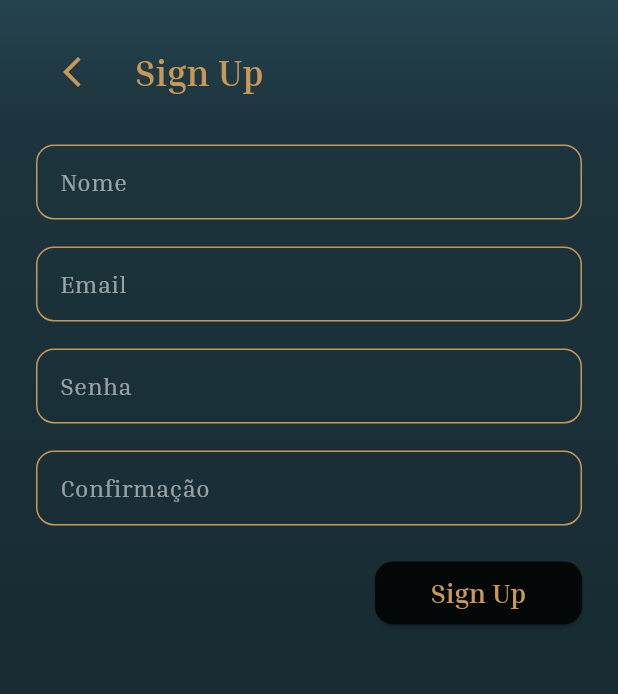
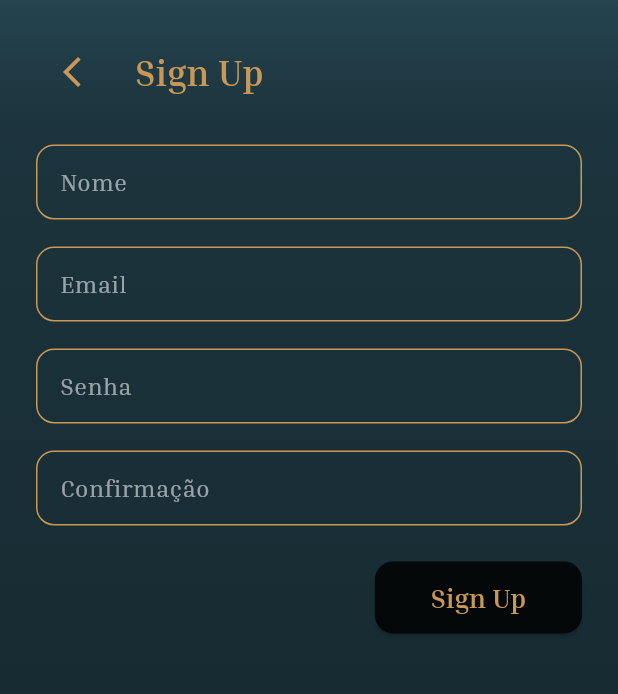
Before and after one commit to 8FTG8/Cardapio_Flutter, a Flutter app: the screen it shows after launch, after a tap on "Sign Up", on a phone screen of 412 x 824 dp, the part 494-1188 px from its top. Run offline on Flutter 3.47's test engine with Material 3 defaults, Android fonts, the light colour scheme and no system bars; our stand-ins replace device_preview.

Commit message:
adicionei componentizações

```diff
--- a/lib/pages/login_page.dart
+++ b/lib/pages/login_page.dart
@@ -30,7 +30,6 @@ class _LoginPageState extends State<LoginPage> {
 
     // Se todos os requisitos forem atendidos, login bem-sucedido
     showSuccessMessage("Login realizado com sucesso!");
-    // Navegar para a página principal ou de menu após login
     Navigator.pushNamed(context, 'MenuPage');
   }
 
@@ -146,8 +145,7 @@ class _LoginPageState extends State<LoginPage> {
                     },
                     child: const Align(
                       alignment: Alignment.centerLeft,
-                      child: Text(
-                        'Esqueceu a senha?',
+                      child: Text('Esqueceu a senha?',
                         style: TextStyle(
                           fontFamily: 'InriaSerif',
                           fontSize: 14,
--- a/lib/pages/rating_page.dart
+++ b/lib/pages/rating_page.dart
@@ -70,6 +70,7 @@ class _RatingPageState extends State<RatingPage> {
             mainAxisAlignment: MainAxisAlignment.center, // Alinhamento vertical
             crossAxisAlignment: CrossAxisAlignment.center, // Alinhamento horizontal
             children: [
+
               // AVALIE NOSSO SERVIÇO
               const SizedBox(height: 42),
               const Text(
--- a/lib/pages/signup_page.dart
+++ b/lib/pages/signup_page.dart
@@ -1,5 +1,7 @@
+import 'package:app_flutter/widgets/elevated_button_1.dart';
 import 'package:flutter/material.dart';
 import 'package:app_flutter/widgets/gradient_background.dart';
+import 'package:app_flutter/widgets/text_field.dart';
 
 // Lista global para armazenar usuários cadastrados
 List<Map<String, String>> registeredUsers = [];
@@ -95,39 +97,6 @@ class _SignUpPageState extends State<SignUpPage> {
     );
   }
 
-  Widget customTextField(TextEditingController controller, String labelText, String hintText, bool obscureText) {
-    return Padding(
-      padding: const EdgeInsets.symmetric(horizontal: 24.0),
-      child: SizedBox(
-        height: 50,
-        child: TextField(
-          controller: controller,
-          obscureText: obscureText,
-          decoration: InputDecoration(
-            labelText: labelText,
-            labelStyle: const TextStyle(color: Color(0x8FFFFFFF)),
-            border: const OutlineInputBorder(),
-            hintText: hintText,
-            hintStyle: const TextStyle(color: Color(0xFFFFFFFF)),
-            focusedBorder: OutlineInputBorder(
-              borderSide: const BorderSide(
-                color: Color(0xFFC99856),
-              ),
-            ),
-            enabledBorder: OutlineInputBorder(
-              borderSide: const BorderSide(color: Color(0xFFC99856)),
-              borderRadius: BorderRadius.circular(12),
-            ),
-          ),
-          style: const TextStyle(
-            color: Color(0xFFFFFFFF),
-            fontSize: 18,
-          ),
-        ),
-      ),
-    );
-  }
-
   @override
   Widget build(BuildContext context) {
     final screenWidth = MediaQuery.of(context).size.width;
@@ -141,8 +110,7 @@ class _SignUpPageState extends State<SignUpPage> {
               mainAxisAlignment: MainAxisAlignment.center,
               crossAxisAlignment: CrossAxisAlignment.center,
               children: [
-                Image.asset(
-                  'assets/images/logo.png',
+                Image.asset('assets/images/logo.png',
                   width: screenWidth,
                   height: screenHeight * 0.4,
                   fit: BoxFit.cover,
@@ -159,8 +127,7 @@ class _SignUpPageState extends State<SignUpPage> {
                           Icons.arrow_back_ios_new,
                           color: Color(0xFFC99856),
                         ),
-                        onPressed: () {
-                          Navigator.pushNamed(context, 'StartPage');
+                        onPressed: () {Navigator.pushNamed(context, 'StartPage');
                         },
                       ),
                       const SizedBox(width: 18),
@@ -177,16 +144,16 @@ class _SignUpPageState extends State<SignUpPage> {
                 ),
 
                 const SizedBox(height: 24),
-                customTextField(nameController, 'Nome', 'Informe seu nome', false),
+                CustomTextField(controller: nameController, labelText: 'Nome', hintText: 'Informe seu nome', obscureText: false),
 
                 const SizedBox(height: 18),
-                customTextField(emailController, 'Email', 'Informe seu email', false),
+                CustomTextField(controller: emailController, labelText: 'Email', hintText: 'Informe seu email', obscureText: false),
 
                 const SizedBox(height: 18),
-                customTextField(passwordController, 'Senha', 'Informe sua senha', true),
+                CustomTextField(controller: passwordController, labelText: 'Senha', hintText: 'Informe sua senha', obscureText: true),
 
                 const SizedBox(height: 18),
-                customTextField(confirmPasswordController, 'Confirmação', 'Confirme sua senha', true),
+                CustomTextField(controller: confirmPasswordController, labelText: 'Confirmação', hintText: 'Confirme sua senha', obscureText: true),
 
                 // BOTÃO SIGN UP
                 const SizedBox(height: 24),
@@ -195,28 +162,7 @@ class _SignUpPageState extends State<SignUpPage> {
                   child: Row(
                     mainAxisAlignment: MainAxisAlignment.end,
                     children: [
-                      SizedBox(
-                        height: 42,
-                        width: 138,
-                        child: ElevatedButton(
-                          style: ElevatedButton.styleFrom(
-                            backgroundColor: const Color(0xC8000000),
-                            shape: RoundedRectangleBorder(
-                              borderRadius: BorderRadius.circular(12),
-                            ),
-                          ),
-                          onPressed: registerUser,
-                          child: const Text(
-                            'Sign Up',
-                            style: TextStyle(
-                              fontFamily: 'InriaSerif',
-                              fontWeight: FontWeight.bold,
-                              fontSize: 18,
-                              color: Color(0xFFC99856),
-                            ),
-                          ),
-                        ),
-                      ),
+                      CustomElevatedButton1(labelText: 'Sign Up', onPressed: registerUser, minimumSize: Size(138, 48), fontSize: 18),
                     ],
                   ),
                 ),
--- a/lib/pages/start_page.dart
+++ b/lib/pages/start_page.dart
@@ -1,6 +1,7 @@
 import 'package:flutter/material.dart';
 import 'package:app_flutter/widgets/gradient_background.dart';
-//import 'package:get_it/get_it.dart';
+import 'package:app_flutter/widgets/elevated_button_1.dart';
+import 'package:app_flutter/widgets/elevated_button_2.dart';
 
 class StartPage extends StatefulWidget {
   const StartPage({super.key});
@@ -10,27 +11,6 @@ class StartPage extends StatefulWidget {
 }
 
 class _StartPageState extends State<StartPage> {
-  Widget customButton(String text, VoidCallback onPressed) {
-    return ElevatedButton(
-      style: ElevatedButton.styleFrom(
-        backgroundColor: const Color(0xC8000000),
-        minimumSize: Size(318, 54),
-        shape: RoundedRectangleBorder(
-          borderRadius: BorderRadius.circular(12),
-        ),
-      ),
-      onPressed: onPressed,
-      child: Text(text,
-        style: TextStyle(
-          fontFamily: 'InriaSerif',
-          fontWeight: FontWeight.bold,
-          fontSize: 22,
-          color: Color(0xFFC99856),
-        ),
-      ),
-    );
-  }
-
   @override
   Widget build(BuildContext context) {
     final screenWidth = MediaQuery.of(context).size.width;
@@ -40,7 +20,7 @@ class _StartPageState extends State<StartPage> {
       body: GradientBackground(
         child: Center(
           child: Column(
-            mainAxisAlignment: MainAxisAlignment.center,
+            mainAxisAlignment: MainAxisAlignment.start,
             crossAxisAlignment: CrossAxisAlignment.center,
             children: [
               Image.asset('assets/images/logo.png',
@@ -61,13 +41,25 @@ class _StartPageState extends State<StartPage> {
 
               //LOGIN
               SizedBox(height: 24),
-              customButton('Log In', () {Navigator.pushNamed(context, 'LoginPage');}),
+              CustomElevatedButton1(
+                labelText: 'Log In',
+                fontSize: 22,
+                minimumSize: Size(318, 54),
+                onPressed: () {Navigator.pushNamed(context, 'LoginPage');
+                },
+              ),
 
-              //SIGNUP
+              //SIGN UP
               SizedBox(height: 18),
-              customButton('Sign Up', () {Navigator.pushNamed(context, 'SignUpPage');}),
+              CustomElevatedButton1(
+                labelText: 'Sign Up',
+                fontSize: 22,
+                minimumSize: Size(318, 54),
+                onPressed: () {Navigator.pushNamed(context, 'SignUpPage');
+                },
+              ),
 
-              //SEPARATOR
+              //DIVIDER
               SizedBox(height: 24),
               Row(
                 mainAxisAlignment: MainAxisAlignment.center,
@@ -90,40 +82,17 @@ class _StartPageState extends State<StartPage> {
 
               //CONTINUE WITH GOOGLE
               SizedBox(height: 24),
-              Padding(
-                padding: const EdgeInsets.symmetric(horizontal: 36),
-                child: SizedBox(
-                  height: 54,
-                  child: ElevatedButton(
-                    style: ElevatedButton.styleFrom(
-                      backgroundColor: Colors.white,
-                      shape: RoundedRectangleBorder(
-                        borderRadius: BorderRadius.circular(100))),
-                    onPressed: () {},
-                    child: Row(
-                      mainAxisAlignment: MainAxisAlignment.center,
-                      children: [
-                        Image.asset('assets/images/logo_google.png', width: 29),
-                        SizedBox(width: 10),
-                        Text('Continue with Google',
-                          style: TextStyle(
-                            fontFamily: 'InriaSerif',
-                            fontWeight: FontWeight.bold,
-                            fontSize: 18,
-                            color: Color(0xFF1B313A)
-                          ),
-                        ),
-                      ],
-                    ),
-                  ),
-                ),
+              CustomElevatedButton2(
+                labelText: 'Continue with Google',
+                icon: 'assets/images/logo_google.png',
+                onPressed: () {},
               ),
 
               //PRIVACY TERM
               Spacer(),
               Text('By clicking continue, you agree to our',
                 style: TextStyle(
-                  fontSize: 12,
+                  fontSize: 14,
                   color: Colors.grey
                 ),
               ),
@@ -132,16 +101,16 @@ class _StartPageState extends State<StartPage> {
                 children: const [
                   Text('Terms & Conditions',
                     style: TextStyle(
-                      fontSize: 12,
+                      fontSize: 14,
                       color: Color(0xFFC99856),
                       decoration: TextDecoration.underline)),
                   Text(' and ',
                     style: TextStyle(
-                      fontSize: 12,
+                      fontSize: 14,
                       color: Colors.grey)),
                   Text('Privacy Policy',
                     style: TextStyle(
-                      fontSize: 12,
+                      fontSize: 14,
                       color: Color(0xFFC99856),
                       decoration: TextDecoration.underline,
                     ),
--- a/lib/widgets/divider.dart
+++ b/lib/widgets/divider.dart
@@ -17,12 +17,10 @@ class DividerLabel extends StatelessWidget {
     return Row(
       mainAxisAlignment: MainAxisAlignment.center,
       children: [
-
         SizedBox(
           width: dividerWidth,
           child: Divider(color: dividerColor, thickness: 0.5),
         ),
-
         Padding(
           padding: const EdgeInsets.symmetric(horizontal: 12),
           child: Text(
@@ -30,12 +28,10 @@ class DividerLabel extends StatelessWidget {
             style: const TextStyle(color: Colors.white, fontSize: 16),
           ),
         ),
-
         SizedBox(
           width: dividerWidth,
           child: Divider(color: dividerColor, thickness: 0.5),
         ),
-
       ],
     );
   }
--- /dev/null
+++ b/lib/widgets/elevated_button_1.dart
@@ -0,0 +1,40 @@
+import 'package:flutter/material.dart';
+
+// BOTÕES PRETOS
+class CustomElevatedButton1 extends StatelessWidget {
+  final String labelText;
+  final VoidCallback onPressed;
+  final Size minimumSize; // 318, 54
+  final double fontSize; // 22
+
+  const CustomElevatedButton1 ({
+    Key? key,
+    required this.labelText,
+    required this.onPressed,
+    required this.minimumSize,
+    required this.fontSize
+  }) : super(key: key);
+
+  @override
+  Widget build(BuildContext context) {
+    return ElevatedButton(
+      style: ElevatedButton.styleFrom(
+        backgroundColor: const Color(0xC8000000),
+        minimumSize: minimumSize,
+        shape: RoundedRectangleBorder(
+          borderRadius: BorderRadius.circular(12),
+        ),
+      ),
+      onPressed: onPressed,
+      child: Text(
+        labelText,
+        style: TextStyle(
+          fontFamily: 'InriaSerif',
+          fontWeight: FontWeight.bold,
+          fontSize: fontSize,
+          color: Color(0xFFC99856),
+        ),
+      ),
+    );
+  }
+}
--- /dev/null
+++ b/lib/widgets/elevated_button_2.dart
@@ -0,0 +1,50 @@
+import 'package:flutter/material.dart';
+
+// BOTÃO DO GOOGLE
+class CustomElevatedButton2 extends StatelessWidget {
+  final String labelText;
+  final String icon;
+  final VoidCallback onPressed;
+
+  const CustomElevatedButton2 ({
+    Key? key,
+    required this.labelText,
+    required this.icon,
+    required this.onPressed
+  }) : super(key: key);
+
+  @override
+  Widget build(BuildContext context) {
+    return Padding(
+      padding: const EdgeInsets.symmetric(horizontal: 36),
+      child: SizedBox(
+        height: 54,
+        child: ElevatedButton(
+          style: ElevatedButton.styleFrom(
+            backgroundColor: Colors.white,
+            shape: RoundedRectangleBorder(
+              borderRadius: BorderRadius.circular(100),
+            ),
+          ),
+          onPressed: onPressed,
+          child: Row(
+            mainAxisAlignment: MainAxisAlignment.center,
+            children: [
+              Image.asset(icon, width: 29),
+              SizedBox(width: 10),
+              Text(
+                labelText,
+                style: TextStyle(
+                  fontFamily: 'InriaSerif',
+                  fontWeight: FontWeight.bold,
+                  fontSize: 18,
+                  color: Color(0xFF1B313A)
+                ),
+              ),
+            ],
+          ),
+        ),
+      ),
+    );
+  }
+}
--- /dev/null
+++ b/lib/widgets/text_field.dart
@@ -0,0 +1,50 @@
+import 'package:flutter/material.dart';
+
+class CustomTextField extends StatelessWidget {
+  final TextEditingController controller;
+  final String labelText;
+  final String hintText;
+  final bool obscureText;
+
+  const CustomTextField ({
+    Key? key,
+    required this.controller,
+    required this.labelText,
+    required this.hintText,
+    required this.obscureText
+  }) : super(key: key);
+
+  @override
+  Widget build(BuildContext context) {
+    return Padding(
+      padding: const EdgeInsets.symmetric(horizontal: 24.0),
+      child: SizedBox(
+        height: 50,
+        child: TextField(
+          controller: controller,
+          obscureText: obscureText,
+          decoration: InputDecoration(
+            labelText: labelText,
+            labelStyle: const TextStyle(color: Color(0x8FFFFFFF)),
+            border: const OutlineInputBorder(),
+            hintText: hintText,
+            hintStyle: const TextStyle(color: Color(0xFFFFFFFF)),
+            focusedBorder: OutlineInputBorder(
+              borderSide: const BorderSide(
+                color: Color(0xFFC99856),
+              ),
+            ),
+            enabledBorder: OutlineInputBorder(
+              borderSide: const BorderSide(color: Color(0xFFC99856)),
+              borderRadius: BorderRadius.circular(12),
+            ),
+          ),
+          style: const TextStyle(
+            color: Color(0xFFFFFFFF),
+            fontSize: 18,
+          ),
+        ),
+      ),
+    );
+  }
+}
```
Also changed, not shown: lib/pages/recovery_page.dart (+8 -45 lines), lib/pages/suport_page.dart (+12 -29 lines), lib/widgets/elevated_button.dart (deleted), lib/widgets/text_button.dart (deleted), 1 other file.
